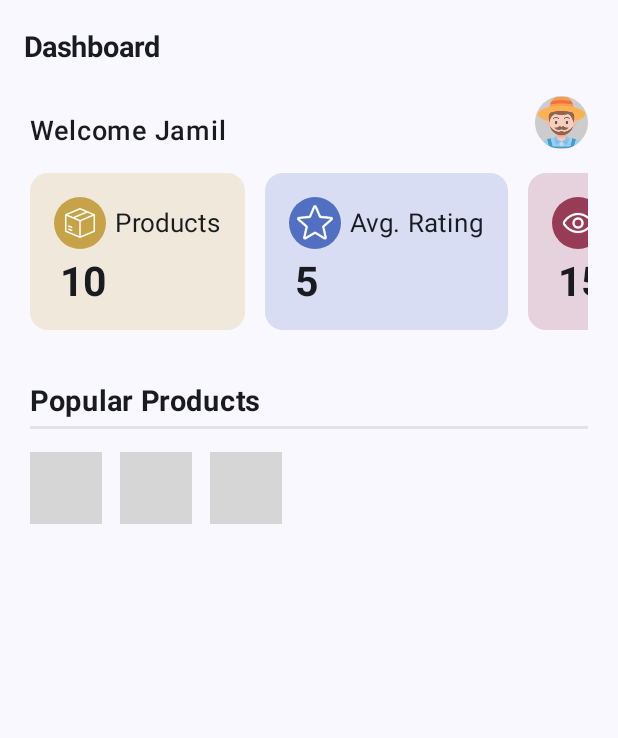
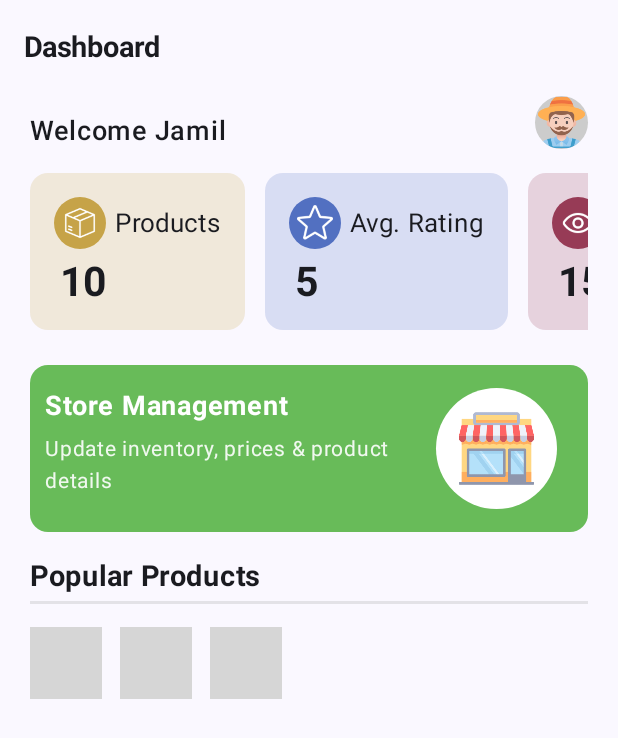
Before and after one commit to Ismail-AD/SmartKisan, an Android app built with Jetpack Compose: the composable SellerHomeScreen shown on its own in the app's theme, on a phone screen of 412 x 824 dp. Shown: the top 738 px of the screen. Run offline under Robolectric (Android 15) with nearby library versions, the phone set to English and light mode, and no system bars; 8 statements that could not run were skipped; grey boxes are pictures that could not be loaded.

Commit message:
Initial Commit

```diff
--- a/app/src/main/java/com/appdev/smartkisan/ui/OtherComponents/SingleCrop.kt
+++ b/app/src/main/java/com/appdev/smartkisan/ui/OtherComponents/SingleCrop.kt
@@ -46,7 +46,7 @@ fun SingleCrop(product: Product,modifier: Modifier = Modifier, onClick: () -> Un
             .height(240.dp),
         shape = RoundedCornerShape(8.dp),
         colors = CardDefaults.cardColors(
-            containerColor = if(isSystemInDarkTheme()) Color(0xFF4E2643) else Color.LightGray.copy(alpha = 0.4f)
+            containerColor = if(isSystemInDarkTheme()) Color(0xDF0E3636) else Color.LightGray.copy(alpha = 0.4f)
         )
     ) {
         Column(
@@ -96,7 +96,7 @@ fun SingleCrop(product: Product,modifier: Modifier = Modifier, onClick: () -> Un
                         Text(
                             text = "Rs. " + product.price.toString(),
                             fontSize = 15.sp,
-                            color = Color.Gray.copy(alpha = 0.8f),
+                            color = Color.Gray.copy(alpha = 0.9f),
                             textDecoration = TextDecoration.LineThrough
                         )
                     } else {
--- a/app/src/main/java/com/appdev/smartkisan/ui/SellerAppScreens/InDetailChat.kt
+++ b/app/src/main/java/com/appdev/smartkisan/ui/SellerAppScreens/InDetailChat.kt
@@ -96,9 +96,8 @@ fun InDetailChatScreen(controller: NavHostController) {
         TopAppBar(title = {
             Text(
                 text = "Saad",
-                fontSize = 18.sp,
+                fontSize = 19.sp,
                 fontWeight = FontWeight.Bold,
-                letterSpacing = 0.sp,
                 textAlign = TextAlign.Start, color = MaterialTheme.colorScheme.onBackground
             )
         }, navigationIcon = {
--- a/app/src/main/java/com/appdev/smartkisan/ui/SellerAppScreens/SellerBaseScreen.kt
+++ b/app/src/main/java/com/appdev/smartkisan/ui/SellerAppScreens/SellerBaseScreen.kt
@@ -37,7 +37,7 @@ fun SellerBaseScreen() {
 
     val currentRoute = controller.currentBackStackEntryAsState().value?.destination?.route
     val hideBottomBarRoutes = listOf(
-        Routes.ChatInDetailScreen.route
+        Routes.ChatInDetailScreen.route,Routes.StoreManagementScreen.route
     )
 
     Scaffold(bottomBar = {
@@ -76,6 +76,7 @@ fun SellerBaseScreen() {
         ) {
             composable(Routes.SellerHomeScreen.route) { SellerHomeScreen(controller) }
             composable(Routes.ChatInDetailScreen.route) { InDetailChatScreen (controller) }
+            composable(Routes.StoreManagementScreen.route) { StoreManagementScreen (controller) }
             composable(Routes.SellerInboxScreen.route) {
                 SellerChatScreen(controller) { state ->
                     isSearchFocused = state
--- a/app/src/main/java/com/appdev/smartkisan/ui/SellerAppScreens/SellerHomeScreen.kt
+++ b/app/src/main/java/com/appdev/smartkisan/ui/SellerAppScreens/SellerHomeScreen.kt
@@ -38,6 +38,7 @@ import androidx.compose.runtime.setValue
 import androidx.compose.ui.Alignment
 import androidx.compose.ui.Modifier
 import androidx.compose.ui.draw.clip
+import androidx.compose.ui.graphics.Brush
 import androidx.compose.ui.graphics.Color
 import androidx.compose.ui.graphics.toArgb
 import androidx.compose.ui.layout.ContentScale
@@ -45,18 +46,21 @@ import androidx.compose.ui.platform.LocalContext
 import androidx.compose.ui.res.painterResource
 import androidx.compose.ui.text.TextStyle
 import androidx.compose.ui.text.font.FontWeight
+import androidx.compose.ui.tooling.preview.Preview
 import androidx.compose.ui.unit.dp
 import androidx.compose.ui.unit.sp
-import androidx.core.graphics.component1
-import androidx.core.graphics.component2
-import androidx.core.graphics.component3
 import androidx.navigation.NavHostController
+import androidx.navigation.compose.rememberNavController
 import coil3.compose.AsyncImage
 import coil3.request.ImageRequest
 import com.appdev.smartkisan.R
 import com.appdev.smartkisan.data.Product
 import com.appdev.smartkisan.data.statusCard
 import com.appdev.smartkisan.ui.OtherComponents.SingleCrop
+import com.appdev.smartkisan.ui.navigation.Routes
+import com.appdev.smartkisan.ui.theme.SmartKisanTheme
+import com.appdev.smartkisan.ui.theme.myGreen
+
 
 @OptIn(ExperimentalMaterial3Api::class)
 @Composable
@@ -165,12 +169,66 @@ fun SellerHomeScreen(controller: NavHostController) {
                         StatusCard(index, statusCard)
                     }
                 }
+                Card(
+                    onClick = {
+                        controller.navigate(Routes.StoreManagementScreen.route)
+                    },
+                    modifier = Modifier
+                        .fillMaxWidth()
+                        .padding(top = 7.dp, bottom = 8.dp),
+                    colors = CardDefaults.cardColors(
+                        containerColor = if (isSystemInDarkTheme()) Color(
+                            0xFF114646
+                        ) else myGreen
+                    )
+                ) {
+                    Row(
+                        modifier = Modifier
+                            .fillMaxWidth()
+                            .padding(vertical = 15.dp),
+                        horizontalArrangement = Arrangement.spacedBy(10.dp)
+                    ) {
+                        Column(
+                            modifier = Modifier
+                                .fillMaxWidth(0.7f)
+                                .padding(start = 10.dp),
+                            verticalArrangement = Arrangement.spacedBy(6.dp)
+                        ) {
+                            Text(
+                                text = "Store Management",
+                                fontSize = 18.sp,
+                                fontWeight = FontWeight.Bold,
+                                color = Color.White
+                            )
+                            Text(
+                                text = "Update inventory, prices & product details",
+                                fontSize = 14.sp,
+                                color = Color.White.copy(alpha = 0.9f), lineHeight = 21.sp
+                            )
+                        }
+                        Box(
+                            modifier = Modifier
+                                .background(
+                                    Color.White, RoundedCornerShape(50.dp)
+                                )
+                                .padding(15.dp)
+                                .align(Alignment.CenterVertically)
+                        ) {
+                            Image(
+                                painter = painterResource(R.drawable.shops),
+                                modifier = Modifier
+                                    .size(50.dp), contentDescription = "",
+                                contentScale = ContentScale.Crop
+                            )
+                        }
+                    }
+                }
                 Text(
                     text = "Popular Products",
                     fontSize = 19.sp,
                     fontWeight = FontWeight.Bold,
                     color = MaterialTheme.colorScheme.onBackground, modifier = Modifier
-                        .padding(top = 20.dp)
+                        .padding(top = 10.dp)
                 )
                 HorizontalDivider(
                     modifier = Modifier
@@ -185,7 +243,7 @@ fun SellerHomeScreen(controller: NavHostController) {
                     horizontalArrangement = Arrangement.spacedBy(12.dp)
                 ) {
                     items(productList) { item ->
-                        SingleCrop(item,Modifier.width(180.dp)) { }
+                        SingleCrop(item, Modifier.width(180.dp)) { }
                     }
                 }
             }
@@ -331,3 +389,12 @@ private fun getIconResource(iconName: String): Int {
         else -> R.drawable.box
     }
 }
+
+
+@Preview(showBackground = true)
+@Composable
+fun GreetingPreviewy() {
+    SmartKisanTheme {
+        SellerHomeScreen(controller = rememberNavController())
+    }
+}
--- a/app/src/main/java/com/appdev/smartkisan/ui/navigation/Routes.kt
+++ b/app/src/main/java/com/appdev/smartkisan/ui/navigation/Routes.kt
@@ -18,5 +18,7 @@ sealed class Routes(val route: String) {
     object SellerHomeScreen : Routes("SellerHome_Screen")
     object SellerInboxScreen : Routes("SellerInbox_Screen")
     object ChatInDetailScreen : Routes("ChatDetail_Screen")
+    object StoreManagementScreen : Routes("StoreManagement_Screen")
+    object AddProductScreen : Routes("AddProduct_Screen")
     object SellerAccountScreen : Routes("SellerAccount_Screen")
 }
```
Also changed, not shown: app/src/main/java/com/appdev/smartkisan/ui/SellerAppScreens/SellerChatScreen.kt (+50 -40 lines), app/src/main/java/com/appdev/smartkisan/ui/SellerAppScreens/StoreManagement.kt (added, +193 -0 lines), app/src/main/java/com/appdev/smartkisan/ui/SignUpProcess/SearchField.kt (added, +76 -0 lines), app/src/main/res/drawable/all_items.png (added), app/src/main/res/drawable/shops.png (added).
